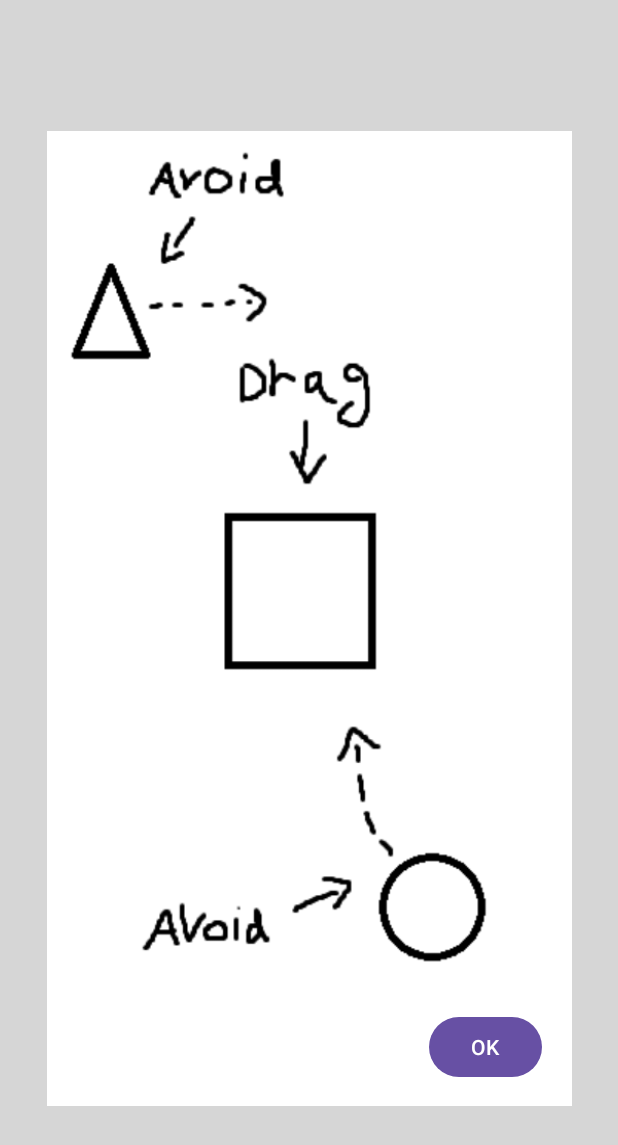
After one commit to RaneAce/Weird-Block-Game, an Android app: the layout help_popup.xml on its own in the app's theme, with its tools: preview values and no code run, on a phone screen of 412 x 824 dp. The commit adds this screen. Shown: the top 1145 px of the screen. Run offline under Robolectric (Android 15) with nearby library versions, the phone set to English and light mode, and no system bars.

Commit message:
Added a popup helper screen in the main screen. Instructions and stuff

```diff
--- /dev/null
+++ b/app/src/main/res/layout/help_popup.xml
@@ -0,0 +1,30 @@
+<?xml version="1.0" encoding="utf-8"?>
+<androidx.constraintlayout.widget.ConstraintLayout xmlns:android="http://schemas.android.com/apk/res/android"
+    xmlns:app="http://schemas.android.com/apk/res-auto"
+    android:layout_width="match_parent"
+    android:layout_height="match_parent"
+    android:background="#D6D6D6">
+
+    <RelativeLayout
+        android:layout_width="350dp"
+        android:layout_height="650dp"
+        android:orientation="vertical"
+        android:background="@drawable/help_screen"
+        app:layout_constraintBottom_toBottomOf="parent"
+        app:layout_constraintEnd_toEndOf="parent"
+        app:layout_constraintStart_toStartOf="parent"
+        app:layout_constraintTop_toTopOf="parent">
+
+        <Button
+            android:id="@+id/okay"
+            android:layout_width="75dp"
+            android:layout_height="48dp"
+            android:layout_alignParentEnd="true"
+            android:layout_alignParentBottom="true"
+            android:layout_marginEnd="20dp"
+            android:layout_marginBottom="15dp"
+            android:text="OK" />
+
+    </RelativeLayout>
+
+</androidx.constraintlayout.widget.ConstraintLayout>
```
Also changed, not shown: app/src/main/java/com/example/myapplication/Activities/Main.java (+51 -1 lines), app/src/main/res/layout/activity_main.xml (+10 -4 lines), app/src/main/res/drawable/help_screen.png (added).
